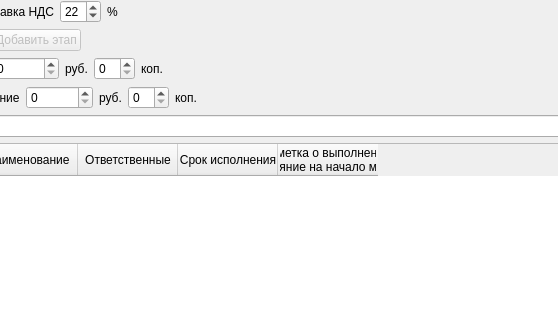
Qt form prilogenie/mainwindow.ui (parlamentyor/auto_correct_plan) before a commit; both pictures show x 138 to 696 and y 263 to 583 of the 800 by 769 pixel window.
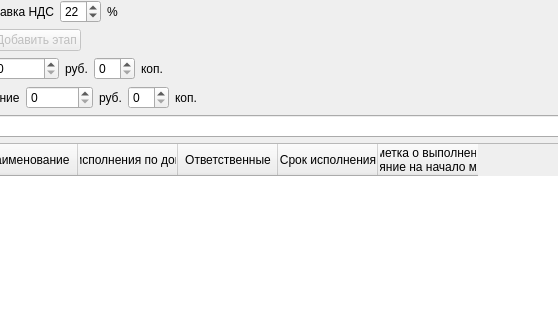
The same form after that commit.

Diff of the .ui file:
```diff
--- a/prilogenie/mainwindow.ui
+++ b/prilogenie/mainwindow.ui
@@ -588,6 +588,11 @@
           <string>Наименование</string>
          </property>
         </column>
+        <column>
+         <property name="text">
+          <string>Срок исполнения по договору</string>
+         </property>
+        </column>
         <column>
          <property name="text">
           <string>Ответственные</string>
```
